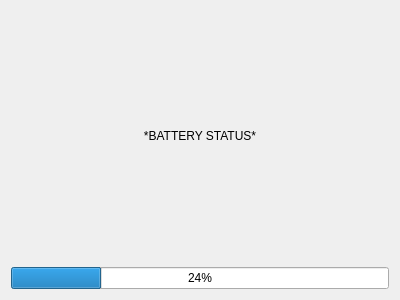
Before: the Qt Designer form src/gui/batterystatus.ui in DenisOlejnik/QtLegionBattery, drawn with Qt 5.
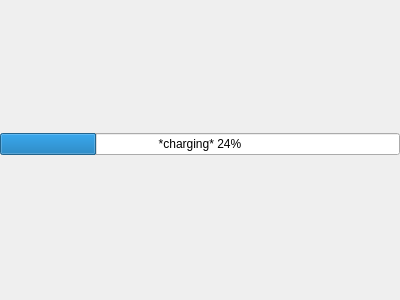
After: the same form once the commit is applied.

Commit message: UI is separated into different files

Patch:
```diff
--- a/src/gui/batterystatus.ui
+++ b/src/gui/batterystatus.ui
@@ -14,21 +14,23 @@
    <string>Form</string>
   </property>
   <layout class="QVBoxLayout" name="verticalLayout">
-   <item>
-    <widget class="QLabel" name="labelChargingStatus">
-     <property name="text">
-      <string>*BATTERY STATUS*</string>
-     </property>
-     <property name="alignment">
-      <set>Qt::AlignCenter</set>
-     </property>
-    </widget>
-   </item>
+   <property name="leftMargin">
+    <number>0</number>
+   </property>
+   <property name="topMargin">
+    <number>0</number>
+   </property>
+   <property name="rightMargin">
+    <number>0</number>
+   </property>
    <item>
     <widget class="QProgressBar" name="progressBarChargeLevel">
      <property name="value">
       <number>24</number>
      </property>
+     <property name="format">
+      <string>*charging* %p%</string>
+     </property>
     </widget>
    </item>
   </layout>
```
The commit also changes 7 other files.
